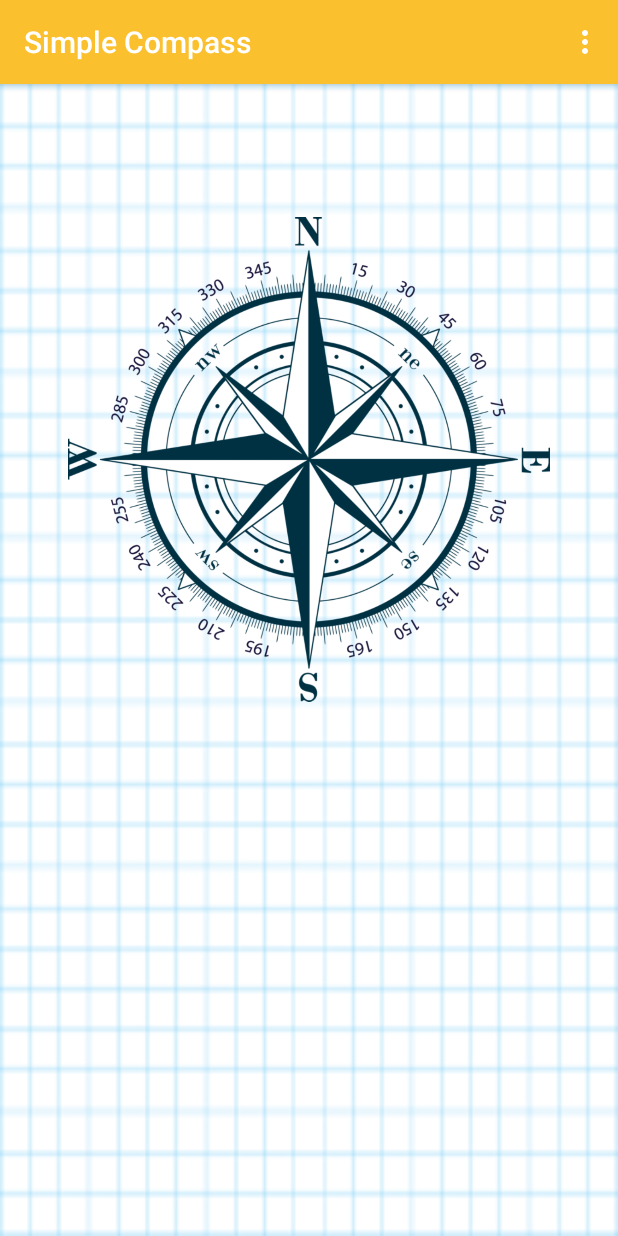
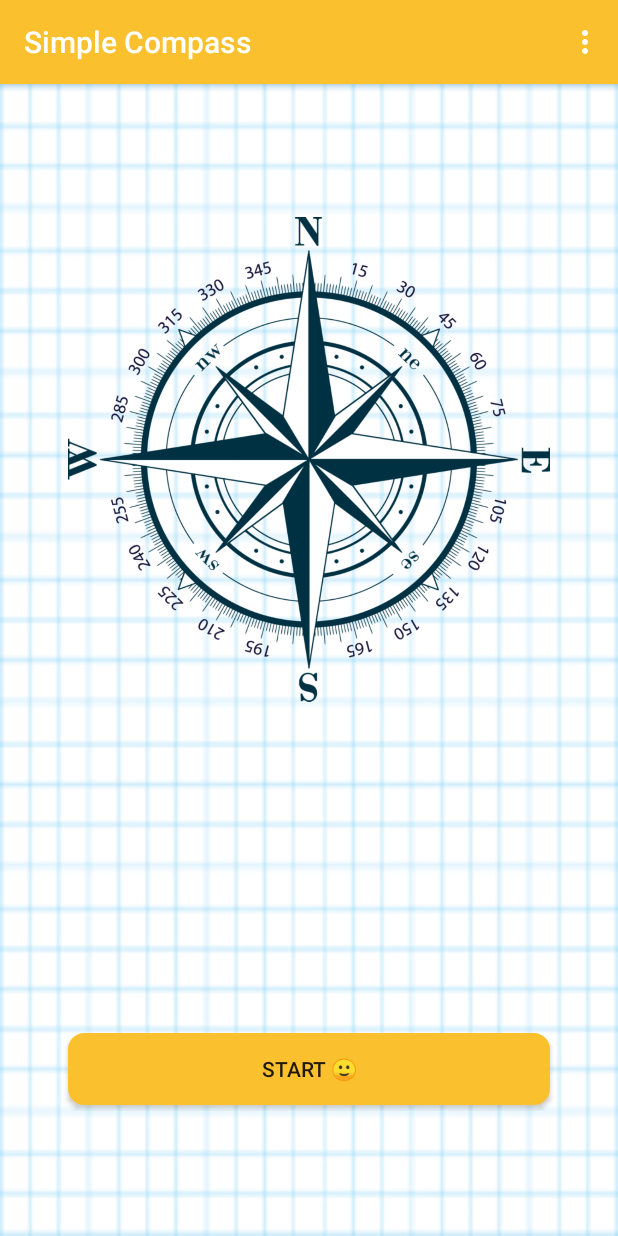
Before and after one commit to ctkqiang/SimpleCompass, an Android app: the screen it shows after launch (CompassActivity), on a phone screen of 412 x 824 dp. Run offline under Robolectric (Android 15) with nearby library versions, the phone set to English and light mode, and no system bars; libraries missing offline, so code that uses them is left out: com.example.flatdialoglibrary; 1 statement that could not run was skipped.

```diff
--- a/app/build.gradle
+++ b/app/build.gradle
@@ -29,5 +29,8 @@ dependencies {
     // Dialogue :
     implementation 'com.github.mejdi14:Flat-Dialog-Android:1.0.4'
     // GPS:
-    implementation 'com.google.android.gms:play-services-location:17.0.0'
+    //noinspection GradleCompatible
+    //implementation 'com.google.android.gms:play-services-location:17.0.0'
+    //noinspection UseOfBundledGooglePlayServices
+    implementation 'com.google.android.gms:play-services:12.0.1'
 }
--- a/app/src/main/java/com/johnmelodyme/simplecompass/CompassActivity.java
+++ b/app/src/main/java/com/johnmelodyme/simplecompass/CompassActivity.java
@@ -1,13 +1,17 @@
 package com.johnmelodyme.simplecompass;
 
 import android.annotation.SuppressLint;
+import android.app.ProgressDialog;
+import android.content.ComponentName;
 import android.content.Intent;
+import android.content.ServiceConnection;
 import android.hardware.Sensor;
 import android.hardware.SensorEvent;
 import android.hardware.SensorEventListener;
 import android.hardware.SensorManager;
 import android.net.Uri;
 import android.os.Bundle;
+import android.os.IBinder;
 import android.util.Log;
 import android.view.Menu;
 import android.view.MenuItem;
@@ -21,6 +25,7 @@ import androidx.appcompat.app.AppCompatActivity;
 
 import com.example.flatdialoglibrary.dialog.FlatDialog;
 import com.google.android.gms.location.FusedLocationProviderClient;
+import com.johnmelodyme.simplecompass.Service.LocationService;
 
 import java.text.DecimalFormat;
 import java.text.DecimalFormatSymbols;
@@ -40,16 +45,22 @@ public class CompassActivity extends AppCompatActivity implements SensorEventLis
     private SensorManager compassSensor, magneticField;
     private ImageView compassImage;
     private float degreeStart = 0f;
-    private TextView degreeTV, mField, Lat, Long;
+    private TextView degreeTV, mField, Lat, Long, Distance, Time, Speed;
     private int REQUEST = 0x2c;
+    private LocationService locationService;
+    public static boolean status;
+    public static long startTime, endTime;
+    public static ProgressDialog locate;
+    public static int P = 0x0;
 
-    // TODO Declaraction:
+    // TODO declaractionInit()
     private void declaractionInit(){
         compassImage = findViewById(R.id.compass);
         degreeTV = findViewById(R.id.degree);
         mField = findViewById(R.id.magneticField);
         Lat = findViewById(R.id.la);
         Long = findViewById(R.id.lo);
+        Distance = findViewById(R.id.distance);
         compassSensor = (SensorManager) getSystemService(SENSOR_SERVICE);
         //magneticField = (SensorManager) getSystemService(SENSOR_SERVICE);
         flatDialog = new FlatDialog(CompassActivity.this);
@@ -59,6 +70,7 @@ public class CompassActivity extends AppCompatActivity implements SensorEventLis
     }
 
     @Override
+    // TODO onCreate
     protected void onCreate(Bundle savedInstanceState) {
         super.onCreate(savedInstanceState);
         setContentView(R.layout.activity_main);
@@ -67,6 +79,7 @@ public class CompassActivity extends AppCompatActivity implements SensorEventLis
     }
 
     @Override
+    // TODO onPause
     protected void onPause() {
         super.onPause();
         // to stop the listener and save battery
@@ -75,6 +88,7 @@ public class CompassActivity extends AppCompatActivity implements SensorEventLis
     }
 
     @Override
+    //TODO onResume
     protected void onResume() {
         super.onResume();
         // code for system's orientation sensor registered listeners
@@ -87,17 +101,16 @@ public class CompassActivity extends AppCompatActivity implements SensorEventLis
                 SensorManager.SENSOR_DELAY_NORMAL);
 
         */
-
     }
 
     @SuppressLint("SetTextI18n")
     @Override
+    // TODO onSensorChanged:
     public void onSensorChanged(SensorEvent event) {
-        // TODO onSensorChanged:
         // get angle around the z-axis rotated
         float degree = Math.round(event.values[0]);
         degreeTV.setText("Heading: " + degree + " °degrees");
-        Log.d(TAG, "Compass =============>  Heading: " + degree + " °degrees");
+        Log.d(TAG, "Compass ==========>  Heading: " + degree + " °degrees");
         RotateAnimation ra = new RotateAnimation(
                 degreeStart,
                 -degree,
@@ -109,8 +122,6 @@ public class CompassActivity extends AppCompatActivity implements SensorEventLis
         // Start animation of compass image
         compassImage.startAnimation(ra);
         degreeStart = -degree;
-
-
 //        // Magnetic field :
 //        if (event.sensor.getType() == Sensor.TYPE_MAGNETIC_FIELD) {
 //            // get values for each axes X,Y,Z
@@ -123,17 +134,20 @@ public class CompassActivity extends AppCompatActivity implements SensorEventLis
     }
 
     @Override
+    // TODO onAccuracyChanged
     public void onAccuracyChanged(Sensor sensor, int accuracy) {
         // Not Available
     }
 
     @Override
+    // TODO onCreateOptionMenu
     public boolean onCreateOptionsMenu(Menu menu) {
         getMenuInflater().inflate(R.menu.menu, menu);
         return true;
     }
 
     @Override
+    // TODO onOptionsItemSelected
     public boolean onOptionsItemSelected(MenuItem item) {
         int ID = item.getItemId();
 
@@ -154,9 +168,9 @@ public class CompassActivity extends AppCompatActivity implements SensorEventLis
                 public void onClick(View v) {
                     String url;
                     url = "https://johnmelodyme.github.io/";
-                    Intent i = new Intent(Intent.ACTION_VIEW);
-                    i.setData(Uri.parse(url));
-                    startActivity(i);
+                    Intent intent = new Intent(Intent.ACTION_VIEW);
+                    intent.setData(Uri.parse(url));
+                    startActivity(intent);
                 }
             }).show();
         }
@@ -164,15 +178,31 @@ public class CompassActivity extends AppCompatActivity implements SensorEventLis
         if (ID == R.id.source){
             String url;
             url = "https://github.com/johnmelodyme/SimpleCompass";
-            Intent i = new Intent(Intent.ACTION_VIEW);
-            i.setData(Uri.parse(url));
-            startActivity(i);
+            Intent intent = new Intent(Intent.ACTION_VIEW);
+            intent.setData(Uri.parse(url));
+            startActivity(intent);
         }
         return super.onOptionsItemSelected(item);
     }
 
     @Override
+    // TODO onBackPressed
     public void onBackPressed(){
+        //
         super.onBackPressed();
     }
+
+    private ServiceConnection serviceConnection = new ServiceConnection() {
+        @Override
+        public void onServiceConnected(ComponentName name, IBinder service) {
+            LocationService.LocalBinder localBinder = (LocationService.LocalBinder) service;
+            locationService = localBinder.getService();
+            status = true;
+        }
+
+        @Override
+        public void onServiceDisconnected(ComponentName name) {
+            status = false ;
+        }
+    };
 }
--- /dev/null
+++ b/app/src/main/res/drawable/buttonnripple.xml
@@ -0,0 +1,13 @@
+<?xml version="1.0" encoding="utf-8"?>
+<ripple xmlns:android="http://schemas.android.com/apk/res/android"
+    android:color="@color/colorAccent_c">
+    <item>
+        <shape android:shape="rectangle">
+            <stroke
+                android:width="2dp"
+                android:color="@color/colorAccent" />
+            <solid android:color="@color/colorAccent"/>
+            <corners android:radius="10dp"/>
+        </shape>
+    </item>
+</ripple>
--- a/app/src/main/res/layout/activity_main.xml
+++ b/app/src/main/res/layout/activity_main.xml
@@ -28,7 +28,8 @@
                 android:layout_marginTop="25dp"
                 android:layout_marginEnd="45dp"
                 android:layout_marginBottom="5dp"
-                android:src="@drawable/compass" />
+                android:src="@drawable/compass"
+                tools:ignore="ContentDescription" />
 
             <TextView
                 android:id="@+id/degree"
@@ -75,6 +76,53 @@
                 android:textSize="18sp"
                 android:visibility="invisible"
                 android:textStyle="bold" />
+
+            <TextView
+                android:id="@+id/distance"
+                android:layout_width="match_parent"
+                android:layout_height="wrap_content"
+                android:text="TextView"
+                android:textAlignment="center"
+                android:textAllCaps="true"
+                android:textColor="@android:color/black"
+                android:textSize="18sp"
+                android:textStyle="bold"
+                android:visibility="invisible" />
+
+            <TextView
+                android:id="@+id/time"
+                android:layout_width="match_parent"
+                android:layout_height="wrap_content"
+                android:text="TextView"
+                android:textAlignment="center"
+                android:textAllCaps="true"
+                android:textColor="@android:color/black"
+                android:textSize="18sp"
+                android:textStyle="bold"
+                android:visibility="invisible" />
+
+            <TextView
+                android:id="@+id/speed"
+                android:layout_width="match_parent"
+                android:layout_height="wrap_content"
+                android:text="TextView"
+                android:textAlignment="center"
+                android:textAllCaps="true"
+                android:textColor="@android:color/black"
+                android:textSize="18sp"
+                android:textStyle="bold"
+                android:visibility="invisible" />
+
+            <Button
+                android:id="@+id/start"
+                android:layout_width="match_parent"
+                android:layout_height="wrap_content"
+                android:layout_marginStart="45dp"
+                android:layout_marginTop="4dp"
+                android:layout_marginEnd="45dp"
+                android:layout_marginBottom="4dp"
+                android:background="@drawable/buttonnripple"
+                android:text="@string/start" />
         </LinearLayout>
     </ScrollView>
 </androidx.constraintlayout.widget.ConstraintLayout>
--- a/app/src/main/res/values/colors.xml
+++ b/app/src/main/res/values/colors.xml
@@ -3,4 +3,5 @@
     <color name="colorPrimary">#FBC02D</color>
     <color name="colorPrimaryDark">#FBC02D</color>
     <color name="colorAccent">#FBC02D</color>
+    <color name="colorAccent_c">#FFD384</color>
 </resources>
--- a/app/src/main/res/values/strings.xml
+++ b/app/src/main/res/values/strings.xml
@@ -2,4 +2,5 @@
     <string name="app_name">Simple Compass</string>
     <string name="about">About</string>
     <string name="src">Source Code</string>
+    <string name="start">Start 🙂 </string>
 </resources>
```
Also changed, not shown: app/src/main/java/com/johnmelodyme/simplecompass/Service/LocationService.java (added, +122 -0 lines).
